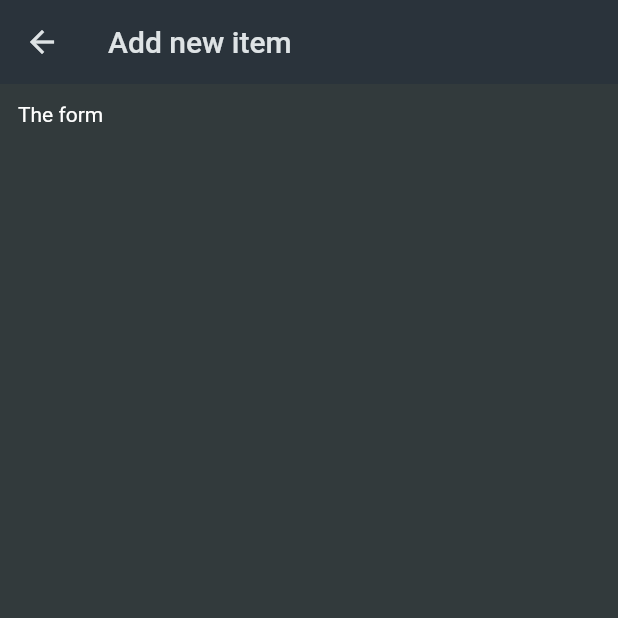
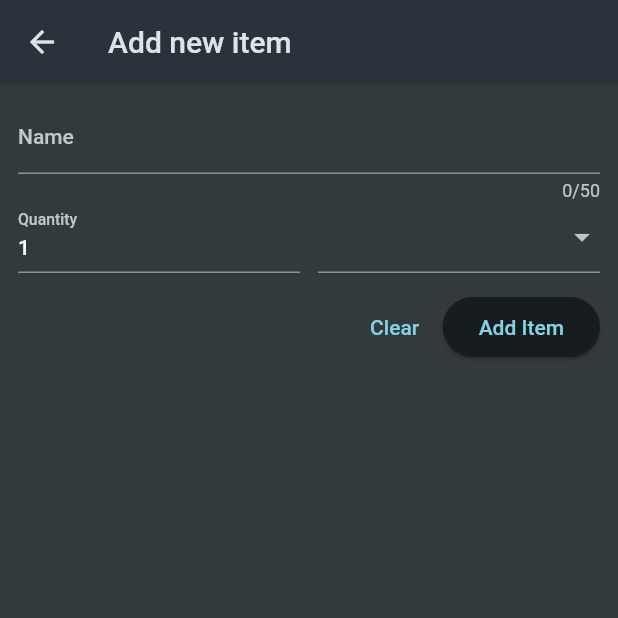
Before and after one commit to majedNaifeh/flutter_shopping_list, a Flutter app: the NewItem screen opened directly, on a phone screen of 412 x 824 dp, the top half of it. Run offline on Flutter 3.47's test engine with Material 2 defaults, Android fonts, the phone set to English and light mode, and no system bars.

Commit message:
new page with form widget

```diff
--- a/lib/widgets/new_item.dart
+++ b/lib/widgets/new_item.dart
@@ -1,4 +1,6 @@
 import 'package:flutter/material.dart';
+import 'package:flutter_shopping_list/data/categories.dart';
+import 'package:flutter_shopping_list/models/category.dart';
 
 class NewItem extends StatefulWidget {
   const NewItem({super.key});
@@ -16,9 +18,77 @@ class _NewItemState extends State<NewItem> {
       appBar: AppBar(
         title: const Text('Add new item'),
       ),
-      body: const Padding(
-        padding: EdgeInsets.all(12),
-        child: Text('The form'),
+      body: Padding(
+        padding: const EdgeInsets.all(12),
+        child: Form(
+          child: Column(children: [
+            TextFormField(
+              decoration: const InputDecoration(
+                label: Text('Name'),
+              ),
+              maxLength: 50,
+              validator: (value) {
+                return 'Demo...';
+              },
+            ),
+            Row(
+              crossAxisAlignment: CrossAxisAlignment.end,
+              children: [
+                Expanded(
+                  child: TextFormField(
+                    decoration: const InputDecoration(
+                      label: Text('Quantity'),
+                    ),
+                    initialValue: '1',
+                  ),
+                ),
+                const SizedBox(
+                  width: 12,
+                ),
+                Expanded(
+                  child: DropdownButtonFormField(
+                    items: [
+                      for (final category in categories.entries)
+                        DropdownMenuItem(
+                          value: category.value,
+                          child: Row(
+                            children: [
+                              Container(
+                                width: 16,
+                                height: 16,
+                                color: category.value.color,
+                              ),
+                              const SizedBox(
+                                width: 6,
+                              ),
+                              Text(category.value.name),
+                            ],
+                          ),
+                        ),
+                    ],
+                    onChanged: (value) {},
+                  ),
+                ),
+              ],
+            ),
+            const SizedBox(
+              height: 12,
+            ),
+            Row(
+              mainAxisAlignment: MainAxisAlignment.end,
+              children: [
+                TextButton(
+                  onPressed: () {},
+                  child: const Text('Clear'),
+                ),
+                ElevatedButton(
+                  onPressed: () {},
+                  child: const Text('Add Item'),
+                ),
+              ],
+            )
+          ]),
+        ),
       ),
     );
   }
```
